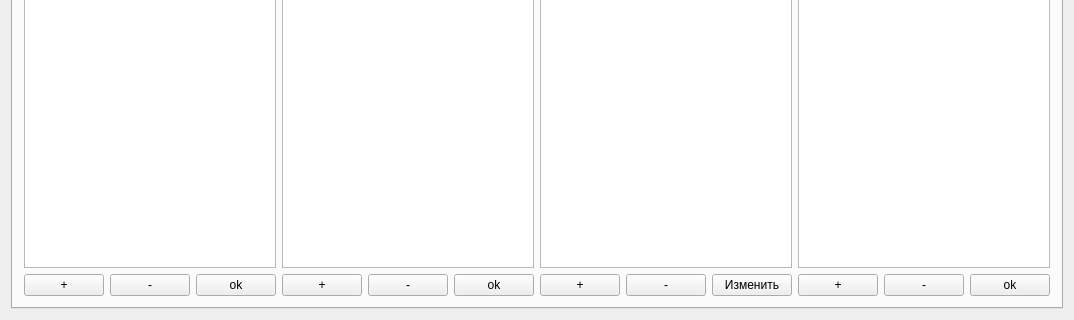
Before: the Qt Designer form gui/mainwindow.ui in valeriefuerte/ScheduleMultipartiteGraph, drawn with Qt 5; both pictures show x 0 to 1074 and y 216 to 536 of the 1074 by 536 pixel window.
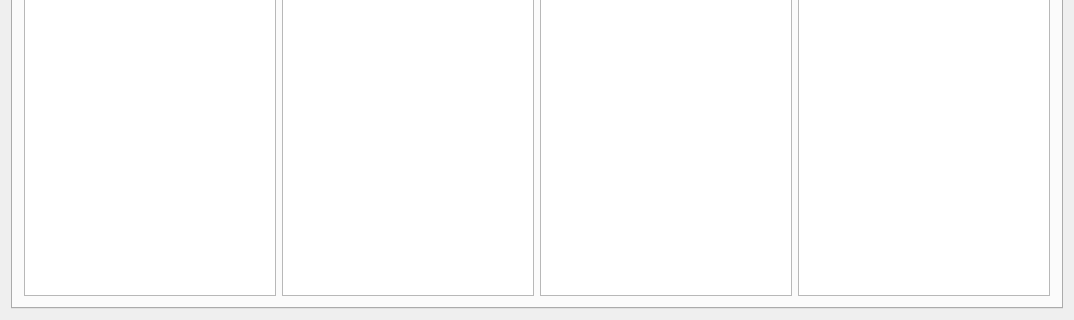
After: the same form once the commit is applied.

The edit to the form file:
```diff
--- a/gui/mainwindow.ui
+++ b/gui/mainwindow.ui
@@ -28,31 +28,6 @@
         <string>Данные</string>
        </attribute>
        <layout class="QGridLayout" name="gridLayout_2">
-        <item row="6" column="1">
-         <layout class="QGridLayout" name="gridLayout_groups_btn">
-          <item row="0" column="1">
-           <widget class="QPushButton" name="removeGroupButton">
-            <property name="text">
-             <string>-</string>
-            </property>
-           </widget>
-          </item>
-          <item row="0" column="2">
-           <widget class="QPushButton" name="confirmGroupButton">
-            <property name="text">
-             <string>ok</string>
-            </property>
-           </widget>
-          </item>
-          <item row="0" column="0">
-           <widget class="QPushButton" name="addGroupButton">
-            <property name="text">
-             <string>+</string>
-            </property>
-           </widget>
-          </item>
-         </layout>
-        </item>
         <item row="5" column="0">
          <widget class="QTableView" name="subject_table"/>
         </item>
@@ -66,68 +41,12 @@
           </property>
          </widget>
         </item>
-        <item row="6" column="0">
-         <layout class="QGridLayout" name="gridLayout_subjects_btn">
-          <item row="0" column="0">
-           <widget class="QPushButton" name="addSubjectButton">
-            <property name="text">
-             <string>+</string>
-            </property>
-           </widget>
-          </item>
-          <item row="0" column="1">
-           <widget class="QPushButton" name="removeSubjectButton">
-            <property name="text">
-             <string>-</string>
-            </property>
-           </widget>
-          </item>
-          <item row="0" column="2">
-           <widget class="QPushButton" name="confirmSubjectButton">
-            <property name="text">
-             <string>ok</string>
-            </property>
-           </widget>
-          </item>
-         </layout>
-        </item>
         <item row="5" column="1">
          <widget class="QTableView" name="group_table"/>
         </item>
         <item row="5" column="2">
          <widget class="QTableView" name="cabinets_table"/>
         </item>
-        <item row="6" column="2">
-         <layout class="QGridLayout" name="gridLayout_cabinets_btn">
-          <item row="0" column="0">
-           <widget class="QPushButton" name="addCabinetsButton">
-            <property name="text">
-             <string>+</string>
-            </property>
-           </widget>
-          </item>
-          <item row="0" column="1">
-           <widget class="QPushButton" name="removeCabinetsButton">
-            <property name="text">
-             <string>-</string>
-            </property>
-           </widget>
-          </item>
-          <item row="0" column="2">
-           <widget class="QPushButton" name="editCabinetsButton">
-            <property name="text">
-             <string>Изменить</string>
-            </property>
-            <property name="iconSize">
-             <size>
-              <width>20</width>
-              <height>20</height>
-             </size>
-            </property>
-           </widget>
-          </item>
-         </layout>
-        </item>
         <item row="3" column="3">
          <widget class="QLabel" name="timeLabel">
           <property name="text">
@@ -162,29 +81,7 @@
          <widget class="QTableView" name="time_table"/>
         </item>
         <item row="6" column="3">
-         <layout class="QGridLayout" name="gridLayout_time_btn">
-          <item row="0" column="0">
-           <widget class="QPushButton" name="addTimeButton">
-            <property name="text">
-             <string>+</string>
-            </property>
-           </widget>
-          </item>
-          <item row="0" column="1">
-           <widget class="QPushButton" name="removeTimeButton">
-            <property name="text">
-             <string>-</string>
-            </property>
-           </widget>
-          </item>
-          <item row="0" column="2">
-           <widget class="QPushButton" name="confirmTimeButton">
-            <property name="text">
-             <string>ok</string>
-            </property>
-           </widget>
-          </item>
-         </layout>
+         <layout class="QGridLayout" name="gridLayout_time_btn"/>
         </item>
        </layout>
       </widget>
```
Left out of the diff: 2 changed lines with no effect on the pictures.
